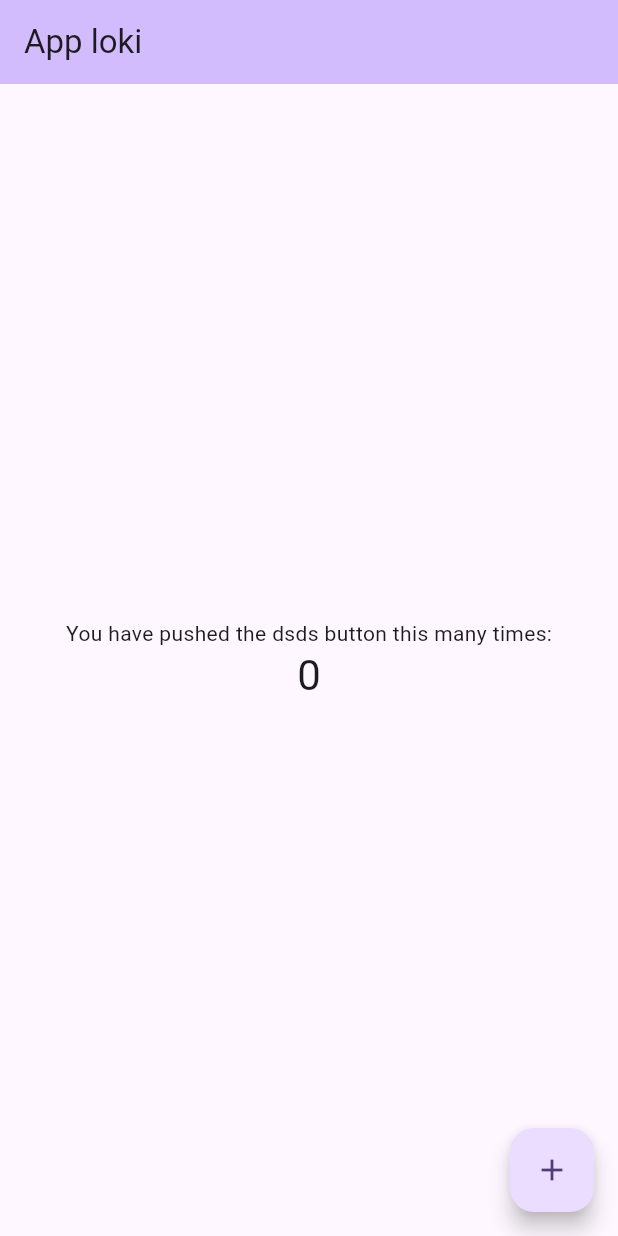
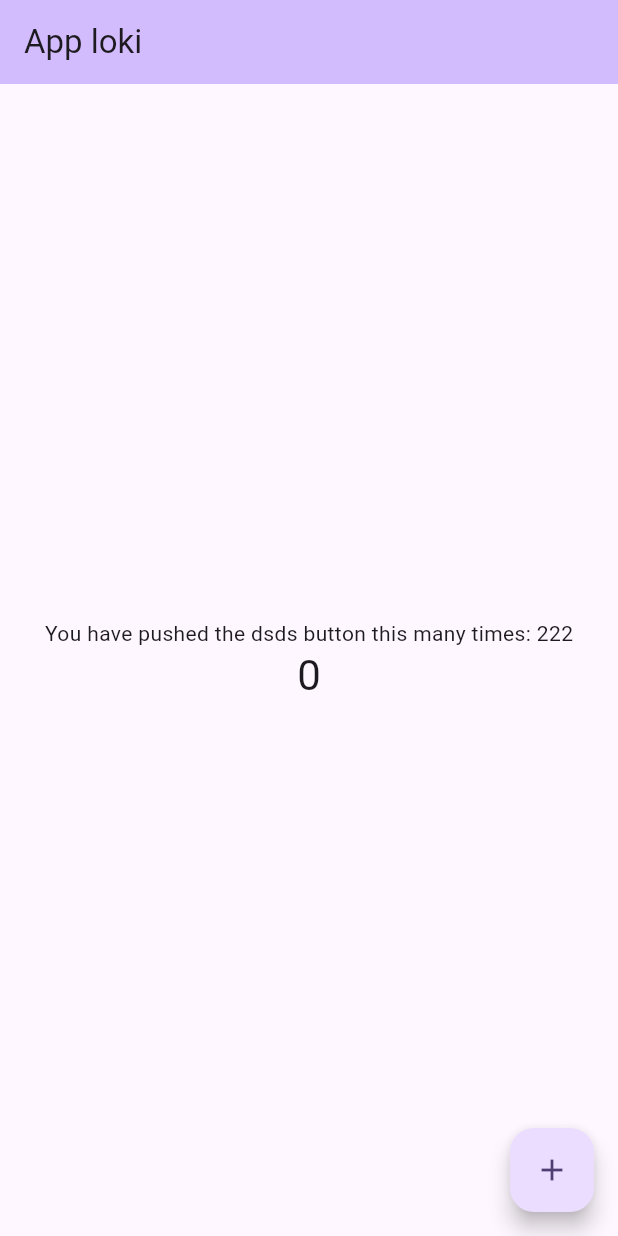
Before and after one commit to jevisoft/pruflutter, a Flutter app: the screen it shows after launch, on a phone screen of 412 x 824 dp. Run offline on Flutter 3.47's test engine with Material 3 defaults, Android fonts, the phone set to English and light mode, and no system bars.

Commit message:
Actualizacion en main dart

```diff
--- a/lib/main.dart
+++ b/lib/main.dart
@@ -106,7 +106,7 @@ class _MyHomePageState extends State<MyHomePage> {
           mainAxisAlignment: MainAxisAlignment.center,
           children: <Widget>[
             const Text(
-              'You have pushed the dsds button this many times:',
+              'You have pushed the dsds button this many times: 222',
             ),
             Text(
               '$_counter',
```
